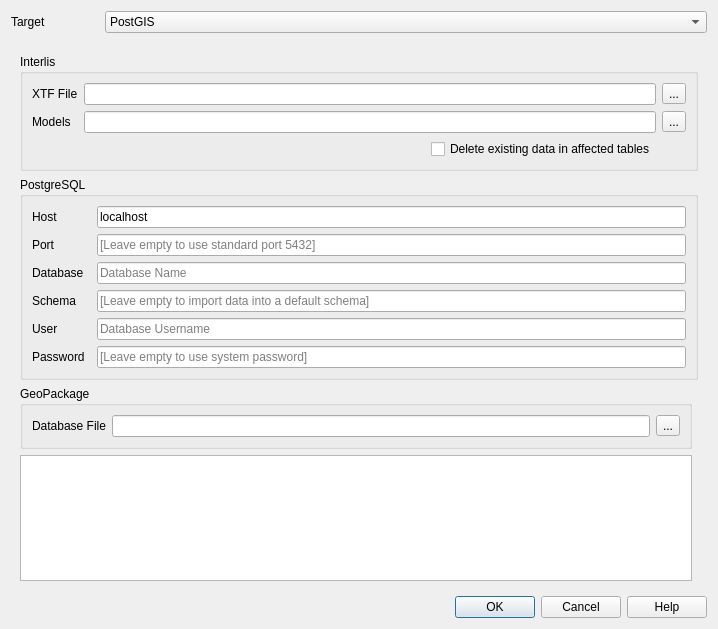
This is projectgenerator/ui/import_data.ui in opengisch/QgisModelBaker as Qt 5 draws it before an edit. The edited form follows.
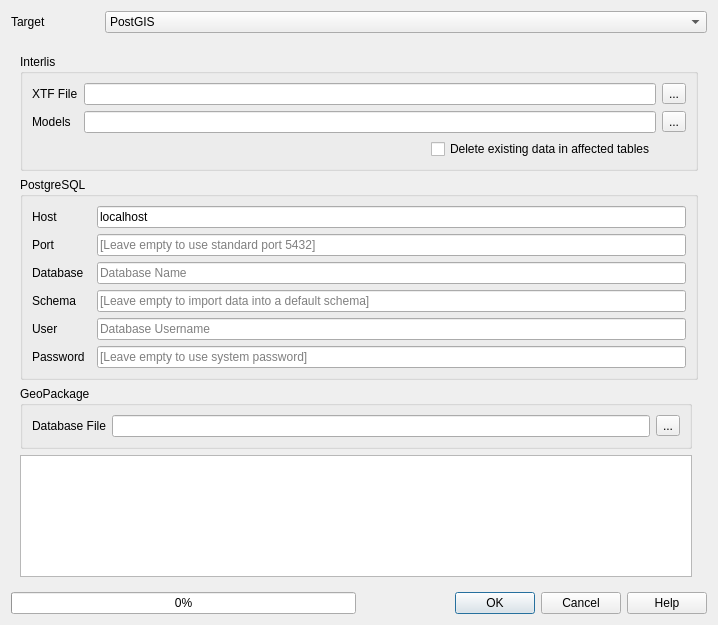
This is the edited form.

Commit message: Adding progressbar to export and import form

```diff
--- a/projectgenerator/ui/import_data.ui
+++ b/projectgenerator/ui/import_data.ui
@@ -7,7 +7,7 @@
     <x>0</x>
     <y>0</y>
     <width>718</width>
-    <height>629</height>
+    <height>625</height>
    </rect>
   </property>
   <property name="windowTitle">
@@ -277,14 +277,25 @@
     </widget>
    </item>
    <item row="2" column="0">
-    <widget class="QDialogButtonBox" name="buttonBox">
-     <property name="orientation">
-      <enum>Qt::Horizontal</enum>
-     </property>
-     <property name="standardButtons">
-      <set>QDialogButtonBox::Cancel|QDialogButtonBox::Help|QDialogButtonBox::Ok</set>
-     </property>
-    </widget>
+    <layout class="QHBoxLayout" name="horizontalLayout_2">
+     <item>
+      <widget class="QProgressBar" name="progress_bar">
+       <property name="value">
+        <number>0</number>
+       </property>
+      </widget>
+     </item>
+     <item>
+      <widget class="QDialogButtonBox" name="buttonBox">
+       <property name="orientation">
+        <enum>Qt::Horizontal</enum>
+       </property>
+       <property name="standardButtons">
+        <set>QDialogButtonBox::Cancel|QDialogButtonBox::Help|QDialogButtonBox::Ok</set>
+       </property>
+      </widget>
+     </item>
+    </layout>
    </item>
   </layout>
  </widget>
```
Left out of the diff: 238 changed lines with no effect on the pictures. The commit also changes 3 other files.
